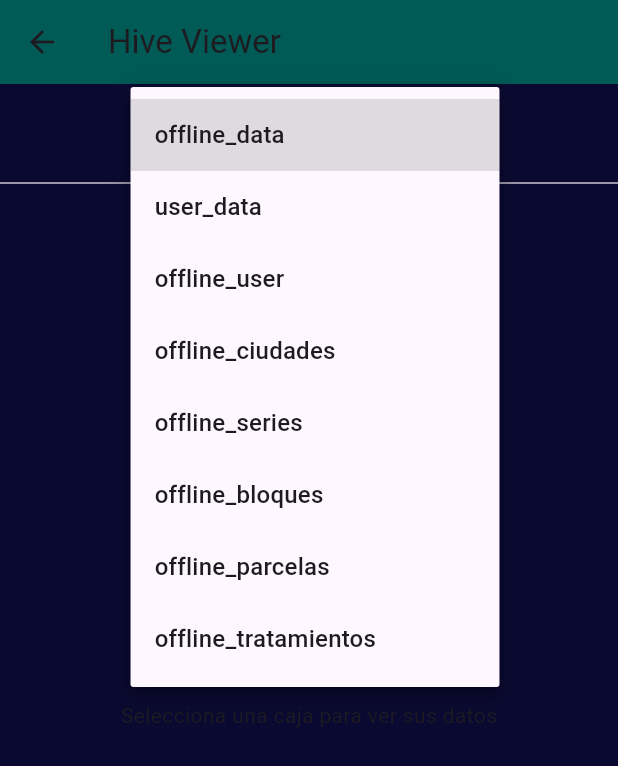
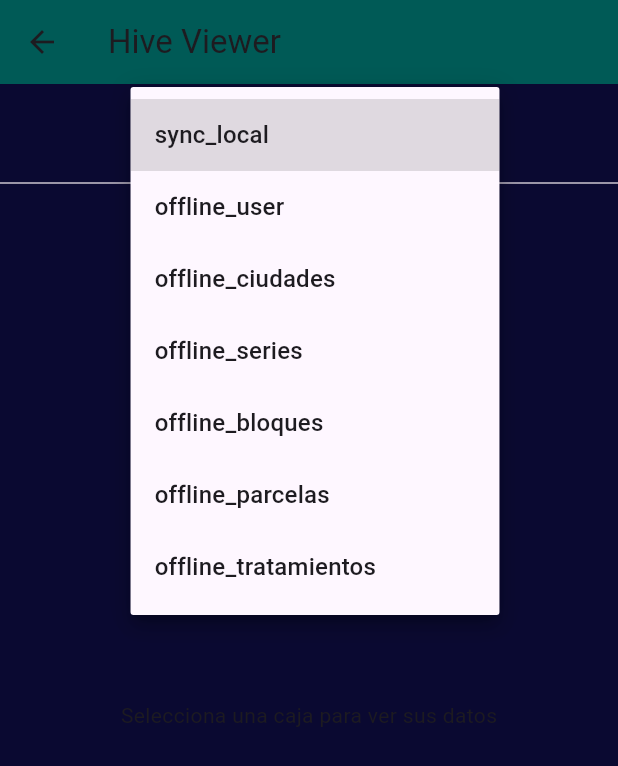
Before and after one commit to Falconcloud-ia/agro, a Flutter app: the HiveViewerScreen screen opened directly, after a tap on "Selecciona una caja Hive", on a phone screen of 412 x 824 dp. Shown: the top 766 px of the screen. Run offline on Flutter 3.47's test engine with Material 3 defaults, Android fonts, the phone set to English and light mode, and no system bars; our stand-ins replace audioplayers, cloud_firestore, connectivity_plus, firebase_auth, firebase_core, fl_chart and 6 more; missing offline and left inert: android_alarm_manager_plus, excel; accounts and stored records are empty.

Commit message:
fix: agrega sync_local box to hive viewer

```diff
--- a/lib/config/hive_config.dart
+++ b/lib/config/hive_config.dart
@@ -7,8 +7,6 @@ class HiveConfig {
     await Hive.initFlutter();
     await Future.wait([
       Hive.openBox('offline_data'),
-      Hive.openBox('user_data'),
-      Hive.openBox('offline_user'),
       Hive.openBox('offline_ciudades'),
       Hive.openBox('offline_series'),
       Hive.openBox('offline_bloques'),
--- a/lib/screens/hive_viewer_screen.dart
+++ b/lib/screens/hive_viewer_screen.dart
@@ -17,8 +17,7 @@ class _HiveViewerScreenState extends State<HiveViewerScreen> {
   void initState() {
     super.initState();
     boxNames = [
-    'offline_data',
-    'user_data',
+    'sync_local',
     'offline_user',
     'offline_ciudades',
     'offline_series',
--- a/lib/services/base_sync_service.dart
+++ b/lib/services/base_sync_service.dart
@@ -11,7 +11,7 @@ abstract class BaseSyncService {
   Box get bloquesBox => hive.box('offline_bloques');
   Box get parcelasBox => hive.box('offline_parcelas');
   Box get tratamientosBox => hive.box('offline_tratamientos');
-  Box get usuarioBox => hive.box('offline_data');
+  Box get configBox => hive.box('sync_local');
 
   Map<String, dynamic> convertTimestamps(Map<String, dynamic> data) {
     return data.map((key, value) =>
```
Also changed, not shown: 1 other file.
